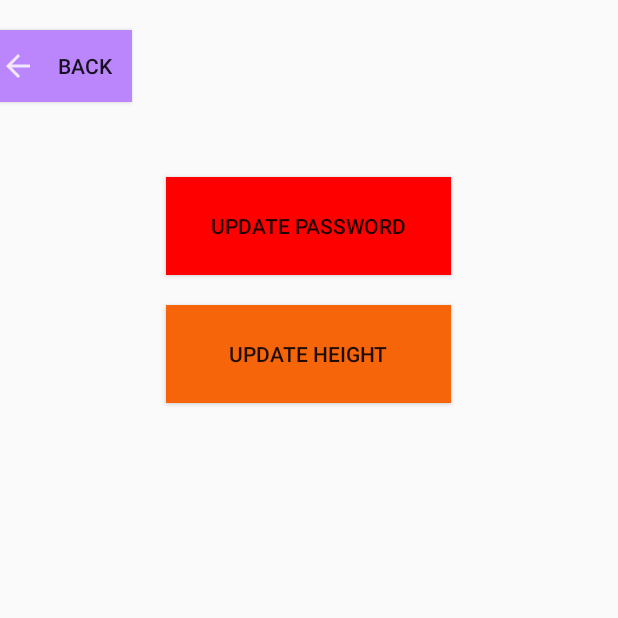
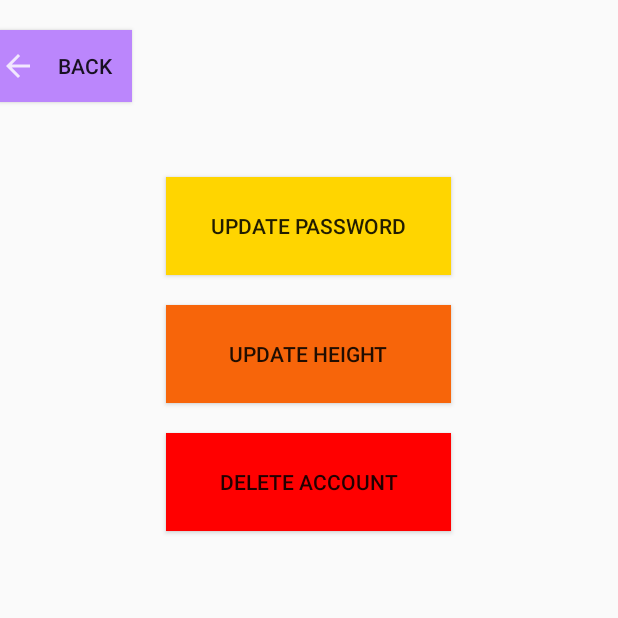
Before and after one commit to Mayonaise123/MESA_App_2021, an Android app: the settingsPage screen opened directly, with no data from a screen before it, on a phone screen of 412 x 824 dp, the top half of it. Run offline under Robolectric (Android 15) with nearby library versions, the phone set to English and light mode, and no system bars; 1 statement that could not run was skipped.

Commit message:
Delete Account Page added

```diff
--- a/app/src/main/AndroidManifest.xml
+++ b/app/src/main/AndroidManifest.xml
@@ -21,6 +21,7 @@
         <activity android:name=".signUpPage" />
         <activity android:name=".caloriesPage" />
         <activity android:name=".weightPage" />
+        <activity android:name=".deleteAccount" />
         <activity android:name=".MainActivity">
             <intent-filter>
                 <action android:name="android.intent.action.MAIN" />
--- a/app/src/main/java/com/example/mesaapp/settingsPage.java
+++ b/app/src/main/java/com/example/mesaapp/settingsPage.java
@@ -84,6 +84,17 @@ public class settingsPage extends AppCompatActivity {
                 return true;
             }
         });
+
+        // Plays text to speech audio for delete account
+        /* TODO: Implement audio for button
+        deleteAccount.setOnLongClickListener(new View.OnLongClickListener() {
+            @Override
+            public boolean onLongClick(View v) {
+                MediaPlayer saveData = MediaPlayer.create(settingsPage.this, R.raw.deleteaccount);
+                saveData.start();
+                return true;
+            }
+        }); */
     }
 
     /*
@@ -117,6 +128,17 @@ public class settingsPage extends AppCompatActivity {
     }
 
     /*
+     * Navigates to the Delete Account Page
+     * Transfers the data to the next page
+     */
+    public void toDeleteAccountPage(View view) {
+        Intent intent = new Intent(this, deleteAccount.class);
+        intent.putExtra("person", (Parcelable) person);
+        startActivity(intent);
+    }
+
+
+    /*
      * Keeps the navigation and status bar hidden after the user leaves the page
      */
     @Override
--- a/app/src/main/res/layout/activity_more_info.xml
+++ b/app/src/main/res/layout/activity_more_info.xml
@@ -39,8 +39,8 @@
         android:layout_height="wrap_content"
         android:layout_below="@id/moreInfoText"
         android:layout_marginTop="0dp"
+        android:gravity="center"
         android:text="Please Select Activity Level"
-        android:gravity="center"
         android:textSize="20sp" />
 
     <RadioGroup
--- a/app/src/main/res/layout/activity_settings_page.xml
+++ b/app/src/main/res/layout/activity_settings_page.xml
@@ -23,9 +23,9 @@
         android:layout_below="@+id/backBtnSettings"
         android:layout_centerHorizontal="true"
         android:layout_marginTop="50dp"
-        android:text="Update password"
-        android:background="@color/red"
-        android:onClick="toUpdatePassPage"/>
+        android:background="@color/yellow"
+        android:onClick="toUpdatePassPage"
+        android:text="Update password" />
 
     <Button
         android:id="@+id/newHeight"
@@ -34,9 +34,20 @@
         android:layout_below="@id/newPassword"
         android:layout_centerHorizontal="true"
         android:layout_marginTop="20dp"
-        android:text="Update height"
         android:background="@color/orange"
-        android:onClick="toUpdateHeightPage"/>
+        android:onClick="toUpdateHeightPage"
+        android:text="Update height" />
+
+    <Button
+        android:id="@+id/deleteAccount"
+        android:layout_width="190dp"
+        android:layout_height="65dp"
+        android:layout_below="@id/newHeight"
+        android:layout_centerHorizontal="true"
+        android:layout_marginTop="20dp"
+        android:background="@color/red"
+        android:onClick="toDeleteAccountPage"
+        android:text="Delete account" />
 
 
 </RelativeLayout>
```
Also changed, not shown: app/src/main/java/com/example/mesaapp/deleteAccount.java (added, +140 -0 lines), app/src/main/res/layout/activity_data_page.xml (+11 -11 lines), app/src/main/res/layout/activity_delete_account.xml (added, +50 -0 lines), app/src/main/res/layout/activity_secondary.xml (+4 -4 lines), app/src/main/res/layout/activity_sleep_page.xml (+13 -12 lines), app/src/main/res/layout/activity_update_password.xml (+4 -4 lines).
